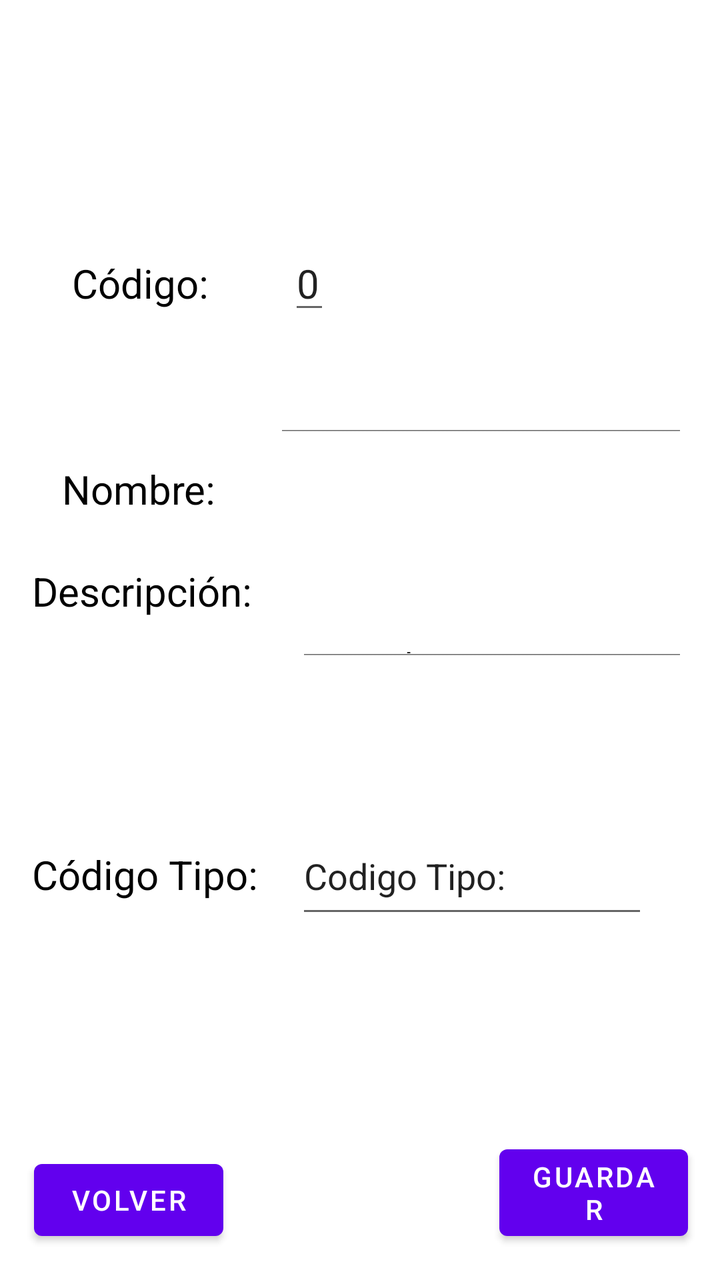
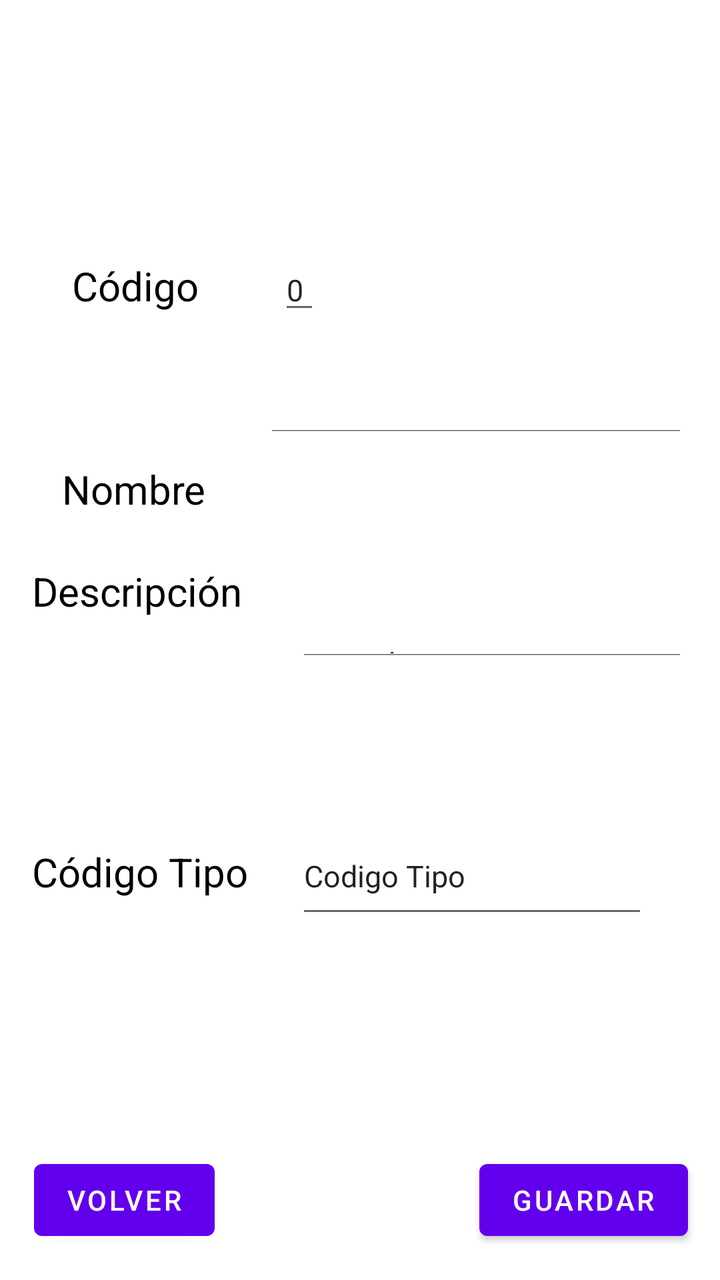

The first picture is an Android layout as it rendered before a commit; the second is the same layout after the commit. The layout source and the unified diff follow.
<!-- AndroidManifest.xml: application theme Theme.AplicacionIncidencias -->
<!-- res/layout/activity_info_elemento.xml -->
<?xml version="1.0" encoding="utf-8"?>
<androidx.constraintlayout.widget.ConstraintLayout xmlns:android="http://schemas.android.com/apk/res/android"
    xmlns:app="http://schemas.android.com/apk/res-auto"
    xmlns:tools="http://schemas.android.com/tools"
    android:id="@+id/main"
    android:layout_width="match_parent"
    android:layout_height="match_parent"
    tools:context=".Elemento.Activity_Info_Elemento">

    <TextView
        android:id="@+id/tvCodigoElemento"
        android:layout_width="wrap_content"
        android:layout_height="wrap_content"
        android:layout_marginStart="36dp"
        android:text="Código: "
        android:textColor="@color/black"
        android:textSize="20sp"
        app:layout_constraintBaseline_toBaselineOf="@+id/edinfoCodigoElemento"
        app:layout_constraintStart_toStartOf="parent" />


    <EditText
        android:id="@+id/edinfoCodigoElemento"
        android:layout_width="wrap_content"
        android:layout_height="wrap_content"
        android:layout_marginStart="35dp"
        android:layout_marginBottom="42dp"
        android:textSize="20sp"
        android:text="0"
        app:layout_constraintBottom_toTopOf="@+id/edNombreElemento"
        app:layout_constraintStart_toEndOf="@+id/tvCodigoElemento" />

    <TextView
        android:id="@+id/tvNombreElemento"
        android:layout_width="wrap_content"
        android:layout_height="wrap_content"
        android:layout_marginStart="31dp"
        android:layout_marginTop="231dp"
        android:layout_marginEnd="24dp"
        android:text="Nombre: "
        android:textColor="@color/black"
        android:textSize="20sp"
        app:layout_constraintEnd_toStartOf="@+id/edNombreElemento"
        app:layout_constraintStart_toStartOf="parent"
        app:layout_constraintTop_toTopOf="parent" />

    <EditText
        android:id="@+id/edNombreElemento"
        android:layout_width="0dp"
        android:layout_height="0dp"
        android:layout_marginTop="204dp"
        android:layout_marginEnd="16dp"
        android:layout_marginBottom="93dp"
        android:inputType="text"
        android:text="Nombre"
        android:textSize="20sp"
        app:layout_constraintBottom_toTopOf="@+id/edDescripcionElemento"
        app:layout_constraintEnd_toEndOf="parent"
        app:layout_constraintStart_toEndOf="@+id/tvNombreElemento"
        app:layout_constraintTop_toTopOf="parent" />


    <TextView
        android:id="@+id/tvDescripcionElemento"
        android:layout_width="117dp"
        android:layout_height="31dp"
        android:layout_marginStart="16dp"
        android:layout_marginEnd="15dp"
        android:layout_marginBottom="96dp"
        android:text="Descripción: "
        android:textColor="@color/black"
        android:textSize="20sp"
        app:layout_constraintBottom_toTopOf="@+id/editcodigoTipoElemento"
        app:layout_constraintEnd_toStartOf="@+id/edDescripcionElemento"
        app:layout_constraintStart_toStartOf="parent" />

    <EditText
        android:id="@+id/edDescripcionElemento"
        android:layout_width="0dp"
        android:layout_height="0dp"
        android:layout_marginEnd="16dp"
        android:layout_marginBottom="305dp"
        android:inputType="textMultiLine"
        android:text="Descripcion"
        app:layout_constraintBottom_toBottomOf="parent"
        app:layout_constraintEnd_toEndOf="parent"
        app:layout_constraintStart_toEndOf="@+id/tvDescripcionElemento"
        app:layout_constraintTop_toBottomOf="@+id/edNombreElemento" />

    <TextView
        android:id="@+id/tvcodigoTipoElemento"
        android:layout_width="120dp"
        android:layout_height="29dp"
        android:layout_marginStart="16dp"
        android:layout_marginEnd="12dp"
        android:text="Código Tipo: "
        android:textColor="@color/black"
        android:textSize="20sp"
        app:layout_constraintBaseline_toBaselineOf="@+id/editcodigoTipoElemento"
        app:layout_constraintEnd_toStartOf="@+id/editcodigoTipoElemento"
        app:layout_constraintStart_toStartOf="parent" />

    <EditText
        android:id="@+id/editcodigoTipoElemento"
        android:layout_width="0dp"
        android:layout_height="55dp"
        android:layout_marginEnd="36dp"
        android:layout_marginBottom="176dp"
        android:inputType="textMultiLine"
        android:text="Codigo Tipo: "
        app:layout_constraintBottom_toBottomOf="parent"
        app:layout_constraintEnd_toEndOf="parent"
        app:layout_constraintStart_toEndOf="@+id/tvcodigoTipoElemento" />

    <Button
        android:id="@+id/btnGuardar"
        android:layout_width="0dp"
        android:layout_height="wrap_content"
        android:layout_marginEnd="16dp"
        android:layout_marginBottom="16dp"
        android:text="Guardar"
        app:layout_constraintBottom_toBottomOf="parent"
        app:layout_constraintEnd_toEndOf="parent"
        app:layout_constraintStart_toEndOf="@+id/btnVolver" />

    <Button
        android:id="@+id/btnVolver"
        android:layout_width="0dp"
        android:layout_height="wrap_content"
        android:layout_marginStart="17dp"
        android:layout_marginEnd="138dp"
        android:layout_marginBottom="16dp"
        android:text="Volver"
        app:layout_constraintBottom_toBottomOf="parent"
        app:layout_constraintEnd_toStartOf="@+id/btnGuardar"
        app:layout_constraintStart_toStartOf="parent" />


</androidx.constraintlayout.widget.ConstraintLayout>
<!-- resources referenced by this layout -->
<resources>
  <color name="black">#FF000000</color>
  <style name="Theme.AplicacionIncidencias" parent="Theme.MaterialComponents.DayNight.DarkActionBar">
          
          <item name="colorPrimary">@color/purple_500</item>
          <item name="colorPrimaryVariant">@color/purple_700</item>
          <item name="colorOnPrimary">@color/white</item>
          
          <item name="colorSecondary">@color/teal_200</item>
          <item name="colorSecondaryVariant">@color/teal_700</item>
          <item name="colorOnSecondary">@color/black</item>
          
          <item name="android:statusBarColor">?attr/colorPrimaryVariant</item>
          
      </style>
  <color name="purple_500">#FF6200EE</color>
  <color name="purple_700">#FF3700B3</color>
  <color name="white">#FFFFFFFF</color>
  <color name="teal_200">#FF03DAC5</color>
  <color name="teal_700">#FF018786</color>
</resources>

<!-- the commit's change to res/layout/activity_info_elemento.xml (unified diff, before → after) -->
@@ -12,7 +12,7 @@
         android:layout_width="wrap_content"
         android:layout_height="wrap_content"
         android:layout_marginStart="36dp"
-        android:text="Código: "
+        android:text="Código "
         android:textColor="@color/black"
         android:textSize="20sp"
         app:layout_constraintBaseline_toBaselineOf="@+id/edinfoCodigoElemento"
@@ -25,7 +25,7 @@
         android:layout_height="wrap_content"
         android:layout_marginStart="35dp"
         android:layout_marginBottom="42dp"
-        android:textSize="20sp"
+        android:textSize="15sp"
         android:text="0"
         app:layout_constraintBottom_toTopOf="@+id/edNombreElemento"
         app:layout_constraintStart_toEndOf="@+id/tvCodigoElemento" />
@@ -37,7 +37,7 @@
         android:layout_marginStart="31dp"
         android:layout_marginTop="231dp"
         android:layout_marginEnd="24dp"
-        android:text="Nombre: "
+        android:text="Nombre "
         android:textColor="@color/black"
         android:textSize="20sp"
         app:layout_constraintEnd_toStartOf="@+id/edNombreElemento"
@@ -53,7 +53,7 @@
         android:layout_marginBottom="93dp"
         android:inputType="text"
         android:text="Nombre"
-        android:textSize="20sp"
+        android:textSize="15sp"
         app:layout_constraintBottom_toTopOf="@+id/edDescripcionElemento"
         app:layout_constraintEnd_toEndOf="parent"
         app:layout_constraintStart_toEndOf="@+id/tvNombreElemento"
@@ -67,7 +67,7 @@
         android:layout_marginStart="16dp"
         android:layout_marginEnd="15dp"
         android:layout_marginBottom="96dp"
-        android:text="Descripción: "
+        android:text="Descripción "
         android:textColor="@color/black"
         android:textSize="20sp"
         app:layout_constraintBottom_toTopOf="@+id/editcodigoTipoElemento"
@@ -82,6 +82,7 @@
         android:layout_marginBottom="305dp"
         android:inputType="textMultiLine"
         android:text="Descripcion"
+        android:textSize="15sp"
         app:layout_constraintBottom_toBottomOf="parent"
         app:layout_constraintEnd_toEndOf="parent"
         app:layout_constraintStart_toEndOf="@+id/tvDescripcionElemento"
@@ -93,7 +94,7 @@
         android:layout_height="29dp"
         android:layout_marginStart="16dp"
         android:layout_marginEnd="12dp"
-        android:text="Código Tipo: "
+        android:text="Código Tipo "
         android:textColor="@color/black"
         android:textSize="20sp"
         app:layout_constraintBaseline_toBaselineOf="@+id/editcodigoTipoElemento"
@@ -107,13 +108,14 @@
         android:layout_marginEnd="36dp"
         android:layout_marginBottom="176dp"
         android:inputType="textMultiLine"
-        android:text="Codigo Tipo: "
+        android:text="Codigo Tipo "
+        android:textSize="15sp"
         app:layout_constraintBottom_toBottomOf="parent"
         app:layout_constraintEnd_toEndOf="parent"
         app:layout_constraintStart_toEndOf="@+id/tvcodigoTipoElemento" />
 
     <Button
-        android:id="@+id/btnGuardar"
+        android:id="@+id/btnGuardarElemento"
         android:layout_width="0dp"
         android:layout_height="wrap_content"
         android:layout_marginEnd="16dp"
@@ -124,7 +126,7 @@
         app:layout_constraintStart_toEndOf="@+id/btnVolver" />
 
     <Button
-        android:id="@+id/btnVolver"
+        android:id="@+id/btnVolverElemento"
         android:layout_width="0dp"
         android:layout_height="wrap_content"
         android:layout_marginStart="17dp"
